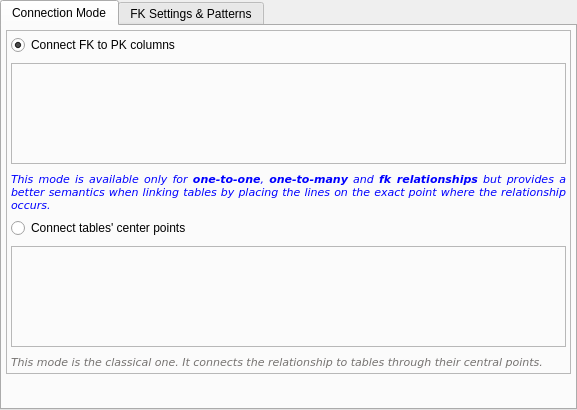
Before: the Qt Designer form libpgmodeler_ui/ui/relationshipconfigwidget.ui in pgmodeler/pgmodeler, drawn with Qt 5.
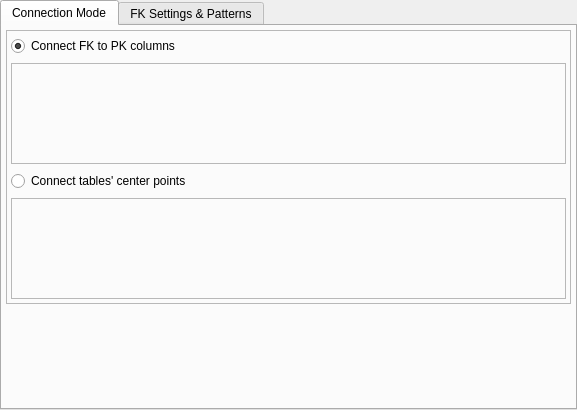
After: the same form once the commit is applied. Icons and pictures are not drawn.

Commit message: Changed the hint texts on general config, relationship config and model restoration form.

Patch:
```diff
--- a/libpgmodeler_ui/ui/relationshipconfigwidget.ui
+++ b/libpgmodeler_ui/ui/relationshipconfigwidget.ui
@@ -68,7 +68,7 @@
          <property name="frameShape">
           <enum>QFrame::StyledPanel</enum>
          </property>
-         <layout class="QGridLayout" name="gridLayout">
+         <layout class="QVBoxLayout" name="verticalLayout">
           <property name="leftMargin">
            <number>4</number>
           </property>
@@ -81,25 +81,67 @@
           <property name="bottomMargin">
            <number>4</number>
           </property>
-          <property name="horizontalSpacing">
-           <number>4</number>
-          </property>
-          <item row="0" column="0">
-           <layout class="QVBoxLayout" name="verticalLayout">
-            <property name="spacing">
-             <number>8</number>
-            </property>
-            <item>
-             <widget class="QRadioButton" name="fk_to_pk_chk">
-              <property name="text">
-               <string>Connect FK to PK columns</string>
+          <item>
+           <layout class="QGridLayout" name="gridLayout">
+            <item row="0" column="0">
+             <layout class="QHBoxLayout" name="horizontalLayout">
+              <item>
+               <widget class="QRadioButton" name="fk_to_pk_chk">
+                <property name="sizePolicy">
+                 <sizepolicy hsizetype="Fixed" vsizetype="Fixed">
+                  <horstretch>0</horstretch>
+                  <verstretch>0</verstretch>
+                 </sizepolicy>
+                </property>
+                <property name="statusTip">
+                 <string>This mode is available only for &lt;strong&gt;one-to-one&lt;/strong&gt;, &lt;strong&gt;one-to-many&lt;/strong&gt; and &lt;strong&gt;fk relationships&lt;/strong&gt; but provides a better semantics when linking tables by placing the lines on the exact point where the relationship occurs.</string>
+                </property>
+                <property name="text">
+                 <string>Connect FK to PK columns</string>
+                </property>
+                <property name="checked">
+                 <bool>true</bool>
+                </property>
+               </widget>
+              </item>
+              <item>
+               <widget class="QWidget" name="fk_to_pk_hint" native="true">
+                <property name="sizePolicy">
+                 <sizepolicy hsizetype="Fixed" vsizetype="Fixed">
+                  <horstretch>0</horstretch>
+                  <verstretch>0</verstretch>
+                 </sizepolicy>
+                </property>
+                <property name="minimumSize">
+                 <size>
+                  <width>22</width>
+                  <height>22</height>
+                 </size>
+                </property>
+                <property name="maximumSize">
+                 <size>
+                  <width>22</width>
+                  <height>22</height>
+                 </size>
+                </property>
+               </widget>
+              </item>
+             </layout>
+            </item>
+            <item row="0" column="1">
+             <spacer name="horizontalSpacer">
+              <property name="orientation">
+               <enum>Qt::Horizontal</enum>
               </property>
-              <property name="checked">
-               <bool>true</bool>
+              <property name="sizeHint" stdset="0">
+               <size>
+                <width>318</width>
+                <height>20</height>
+               </size>
               </property>
-             </widget>
+             </spacer>
             </item>
-            <item>
+            <item row="1" column="0" colspan="2">
              <widget class="QLabel" name="conn_fk_pk_lbl">
               <property name="sizePolicy">
                <sizepolicy hsizetype="Fixed" vsizetype="Fixed">
@@ -139,105 +181,60 @@
               </property>
              </widget>
             </item>
-            <item>
-             <widget class="QLabel" name="hint1_lbl">
-              <property name="enabled">
-               <bool>true</bool>
-              </property>
-              <property name="sizePolicy">
-               <sizepolicy hsizetype="Preferred" vsizetype="Preferred">
-                <horstretch>0</horstretch>
-                <verstretch>0</verstretch>
-               </sizepolicy>
-              </property>
-              <property name="minimumSize">
-               <size>
-                <width>0</width>
-                <height>0</height>
-               </size>
-              </property>
-              <property name="maximumSize">
-               <size>
-                <width>16777215</width>
-                <height>16777215</height>
-               </size>
-              </property>
-              <property name="palette">
-               <palette>
-                <active>
-                 <colorrole role="WindowText">
-                  <brush brushstyle="SolidPattern">
-                   <color alpha="255">
-                    <red>0</red>
-                    <green>0</green>
-                    <blue>255</blue>
-                   </color>
-                  </brush>
-                 </colorrole>
-                </active>
-                <inactive>
-                 <colorrole role="WindowText">
-                  <brush brushstyle="SolidPattern">
-                   <color alpha="255">
-                    <red>0</red>
-                    <green>0</green>
-                    <blue>255</blue>
-                   </color>
-                  </brush>
-                 </colorrole>
-                </inactive>
-                <disabled>
-                 <colorrole role="WindowText">
-                  <brush brushstyle="SolidPattern">
-                   <color alpha="255">
-                    <red>117</red>
-                    <green>114</green>
-                    <blue>112</blue>
-                   </color>
-                  </brush>
-                 </colorrole>
-                </disabled>
-               </palette>
-              </property>
-              <property name="font">
-               <font>
-                <family>DejaVu Sans</family>
-                <pointsize>8</pointsize>
-                <italic>true</italic>
-               </font>
-              </property>
-              <property name="text">
-               <string>&lt;html&gt;&lt;head/&gt;&lt;body&gt;&lt;p&gt;This mode is available only for &lt;span style=&quot; font-weight:600;&quot;&gt;one-to-one&lt;/span&gt;, &lt;span style=&quot; font-weight:600;&quot;&gt;one-to-many&lt;/span&gt; and &lt;span style=&quot; font-weight:600;&quot;&gt;fk relationships&lt;/span&gt; but provides a better semantics when linking tables by placing the lines on the exact point where the relationship occurs.&lt;/p&gt;&lt;/body&gt;&lt;/html&gt;</string>
-              </property>
-              <property name="textFormat">
-               <enum>Qt::AutoText</enum>
-              </property>
-              <property name="alignment">
-               <set>Qt::AlignJustify|Qt::AlignTop</set>
-              </property>
-              <property name="wordWrap">
-               <bool>true</bool>
-              </property>
-              <property name="indent">
-               <number>0</number>
-              </property>
-             </widget>
-            </item>
            </layout>
           </item>
-          <item row="1" column="0">
-           <layout class="QVBoxLayout" name="verticalLayout_2">
-            <property name="spacing">
-             <number>8</number>
-            </property>
-            <item>
-             <widget class="QRadioButton" name="center_pnts_chk">
-              <property name="text">
-               <string>Connect tables' center points</string>
+          <item>
+           <layout class="QGridLayout" name="gridLayout_4">
+            <item row="0" column="0">
+             <layout class="QHBoxLayout" name="horizontalLayout_2">
+              <item>
+               <widget class="QRadioButton" name="center_pnts_chk">
+                <property name="statusTip">
+                 <string>This mode is the classical one. It connects the relationship to tables through their central points.</string>
+                </property>
+                <property name="text">
+                 <string>Connect tables' center points</string>
+                </property>
+               </widget>
+              </item>
+              <item>
+               <widget class="QWidget" name="center_pnts_hint" native="true">
+                <property name="sizePolicy">
+                 <sizepolicy hsizetype="Fixed" vsizetype="Fixed">
+                  <horstretch>0</horstretch>
+                  <verstretch>0</verstretch>
+                 </sizepolicy>
+                </property>
+                <property name="minimumSize">
+                 <size>
+                  <width>22</width>
+                  <height>22</height>
+                 </size>
+                </property>
+                <property name="maximumSize">
+                 <size>
+                  <width>22</width>
+                  <height>22</height>
+                 </size>
+                </property>
+               </widget>
+              </item>
+             </layout>
+            </item>
+            <item row="0" column="1">
+             <spacer name="horizontalSpacer_2">
+              <property name="orientation">
+               <enum>Qt::Horizontal</enum>
               </property>
-             </widget>
+              <property name="sizeHint" stdset="0">
+               <size>
+                <width>298</width>
+                <height>20</height>
+               </size>
+              </property>
+             </spacer>
             </item>
-            <item>
+            <item row="1" column="0" colspan="2">
              <widget class="QLabel" name="conn_cnt_pnts_lbl">
               <property name="enabled">
                <bool>false</bool>
@@ -280,90 +277,6 @@
               </property>
              </widget>
             </item>
-            <item>
-             <widget class="QLabel" name="hint2_lbl">
-              <property name="enabled">
-               <bool>false</bool>
-              </property>
-              <property name="sizePolicy">
-               <sizepolicy hsizetype="Preferred" vsizetype="Preferred">
-                <horstretch>0</horstretch>
-                <verstretch>0</verstretch>
-               </sizepolicy>
-              </property>
-              <property name="minimumSize">
-               <size>
-                <width>0</width>
-                <height>0</height>
-               </size>
-              </property>
-              <property name="maximumSize">
-               <size>
-                <width>16777215</width>
-                <height>16777215</height>
-               </size>
-              </property>
-              <property name="palette">
-               <palette>
-                <active>
-                 <colorrole role="WindowText">
-                  <brush brushstyle="SolidPattern">
-                   <color alpha="255">
-                    <red>0</red>
-                    <green>0</green>
-                    <blue>255</blue>
-                   </color>
-                  </brush>
-                 </colorrole>
-                </active>
-                <inactive>
-                 <colorrole role="WindowText">
-                  <brush brushstyle="SolidPattern">
-                   <color alpha="255">
-                    <red>0</red>
-                    <green>0</green>
-                    <blue>255</blue>
-                   </color>
-                  </brush>
-                 </colorrole>
-                </inactive>
-                <disabled>
-                 <colorrole role="WindowText">
-                  <brush brushstyle="SolidPattern">
-                   <color alpha="255">
-                    <red>117</red>
-                    <green>114</green>
-                    <blue>112</blue>
-                   </color>
-                  </brush>
-                 </colorrole>
-                </disabled>
-               </palette>
-              </property>
-              <property name="font">
-               <font>
-                <family>DejaVu Sans</family>
-                <pointsize>8</pointsize>
-                <italic>true</italic>
-               </font>
-              </property>
-              <property name="text">
-               <string>This mode is the classical one. It connects the relationship to tables through their central points.</string>
-              </property>
-              <property name="textFormat">
-               <enum>Qt::AutoText</enum>
-              </property>
-              <property name="alignment">
-               <set>Qt::AlignJustify|Qt::AlignTop</set>
-              </property>
-              <property name="wordWrap">
-               <bool>true</bool>
-              </property>
-              <property name="indent">
-               <number>0</number>
-              </property>
-             </widget>
-            </item>
            </layout>
           </item>
          </layout>
```
The commit also changes 17 other files.
